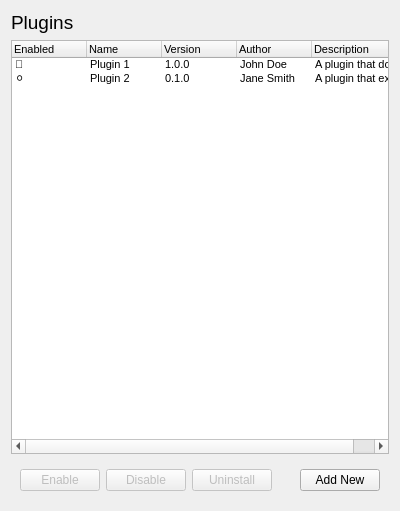
This is meg_runtime/ui/pluginspanel.ui in ibedard16/Runtime as Qt 5 draws it before an edit. The edited form follows.
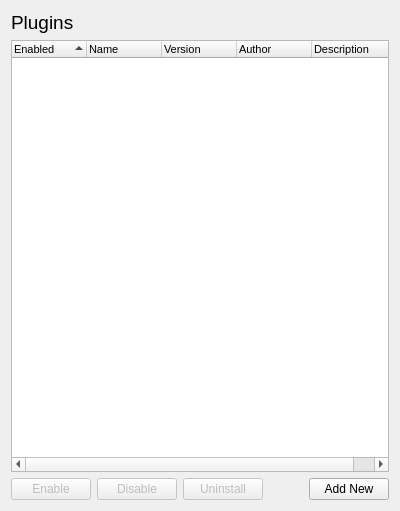
This is the edited form.

Commit message: Refactor the UI manager and panel behavior

What changed in the file:
```diff
--- a/meg_runtime/ui/pluginspanel.ui
+++ b/meg_runtime/ui/pluginspanel.ui
@@ -42,6 +42,9 @@
      <property name="itemsExpandable">
       <bool>false</bool>
      </property>
+     <property name="sortingEnabled">
+      <bool>true</bool>
+     </property>
      <property name="headerHidden">
       <bool>false</bool>
      </property>
@@ -79,55 +82,23 @@
        <string>Description</string>
       </property>
      </column>
-     <item>
-      <property name="text">
-       <string>🔵</string>
-      </property>
-      <property name="font">
-       <font>
-        <pointsize>8</pointsize>
-       </font>
-      </property>
-      <property name="text">
-       <string>Plugin 1</string>
-      </property>
-      <property name="text">
-       <string>1.0.0</string>
-      </property>
-      <property name="text">
-       <string>John Doe</string>
-      </property>
-      <property name="text">
-       <string>A plugin that doesn't really exist</string>
-      </property>
-     </item>
-     <item>
-      <property name="text">
-       <string>⚪</string>
-      </property>
-      <property name="font">
-       <font>
-        <pointsize>8</pointsize>
-       </font>
-      </property>
-      <property name="text">
-       <string>Plugin 2</string>
-      </property>
-      <property name="text">
-       <string>0.1.0</string>
-      </property>
-      <property name="text">
-       <string>Jane Smith</string>
-      </property>
-      <property name="text">
-       <string>A plugin that exists, but not really</string>
-      </property>
-     </item>
     </widget>
    </item>
    <item>
     <widget class="QWidget" name="horizontalWidget" native="true">
      <layout class="QHBoxLayout" name="horizontalLayout">
+      <property name="leftMargin">
+       <number>0</number>
+      </property>
+      <property name="topMargin">
+       <number>0</number>
+      </property>
+      <property name="rightMargin">
+       <number>0</number>
+      </property>
+      <property name="bottomMargin">
+       <number>0</number>
+      </property>
       <item>
        <widget class="QPushButton" name="enableButton">
         <property name="enabled">
```
The commit also changes 7 other files.
